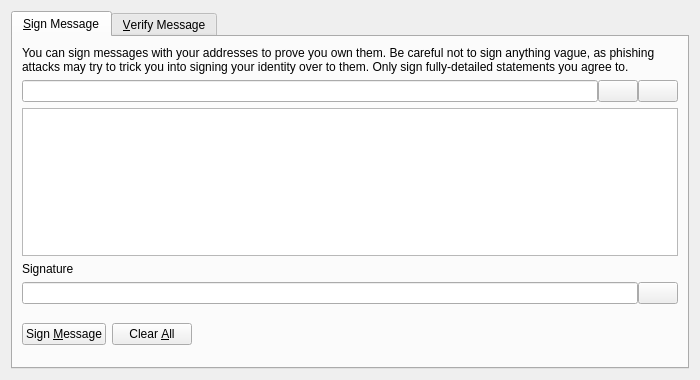
Before: the Qt Designer form src/qt/forms/signverifymessagedialog.ui in horcoin/horcoin, drawn with Qt 5.
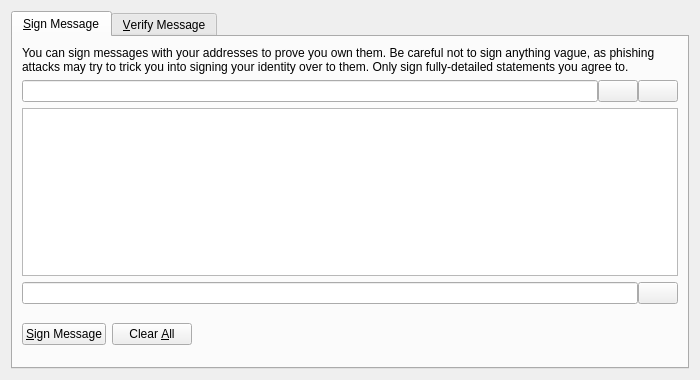
After: the same form once the commit is applied. The open tabs and pages were chosen to show the change. Icons and pictures are not drawn. Custom widgets are drawn as their Qt base class.

```diff
--- a/src/qt/forms/signverifymessagedialog.ui
+++ b/src/qt/forms/signverifymessagedialog.ui
@@ -104,16 +104,6 @@
          </property>
         </widget>
        </item>
-       <item>
-        <widget class="QLabel" name="signatureLabel_SM">
-         <property name="text">
-          <string>Signature</string>
-         </property>
-         <property name="textFormat">
-          <enum>Qt::PlainText</enum>
-         </property>
-        </widget>
-       </item>
        <item>
         <layout class="QHBoxLayout" name="horizontalLayout_2_SM">
          <property name="spacing">
@@ -158,7 +148,7 @@
             <string>Sign the message to prove you own this CannabisCoin address</string>
            </property>
            <property name="text">
-            <string>Sign &amp;Message</string>
+            <string>&amp;Sign Message</string>
            </property>
            <property name="icon">
             <iconset resource="../bitcoin.qrc">
```
Left out of the diff: 12 changed lines with no effect on the pictures.
